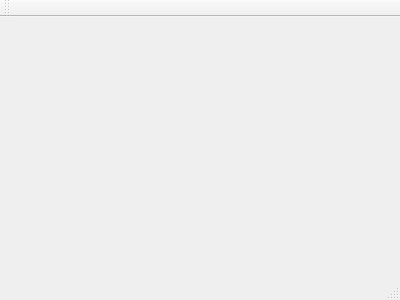
Qt form escapeMe/mainwindow.ui (zobrak/escapeMe) before a commit.
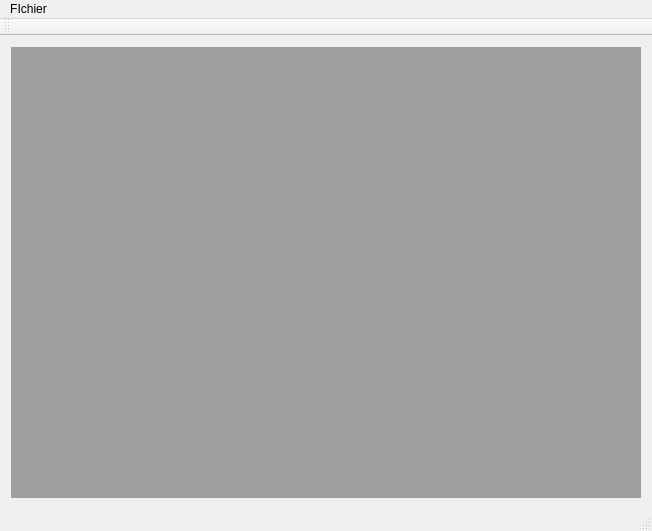
The same form after that commit.

Commit message: Setting up escapeMe GUI

```diff
--- a/escapeMe/mainwindow.ui
+++ b/escapeMe/mainwindow.ui
@@ -1,24 +1,80 @@
 <ui version="4.0">
  <class>MainWindow</class>
- <widget class="QMainWindow" name="MainWindow" >
-  <property name="geometry" >
+ <widget class="QMainWindow" name="MainWindow">
+  <property name="geometry">
    <rect>
     <x>0</x>
     <y>0</y>
-    <width>400</width>
-    <height>300</height>
+    <width>652</width>
+    <height>531</height>
    </rect>
   </property>
-  <property name="windowTitle" >
-   <string>MainWindow</string>
+  <property name="minimumSize">
+   <size>
+    <width>0</width>
+    <height>0</height>
+   </size>
   </property>
-  <widget class="QMenuBar" name="menuBar" />
-  <widget class="QToolBar" name="mainToolBar" />
-  <widget class="QWidget" name="centralWidget" />
-  <widget class="QStatusBar" name="statusBar" />
+  <property name="maximumSize">
+   <size>
+    <width>8000</width>
+    <height>6000</height>
+   </size>
+  </property>
+  <property name="windowTitle">
+   <string>Escape.Me v0.0.0</string>
+  </property>
+  <property name="windowOpacity">
+   <double>1.000000000000000</double>
+  </property>
+  <widget class="QWidget" name="centralWidget">
+   <layout class="QVBoxLayout" name="verticalLayout">
+    <item>
+     <widget class="QMdiArea" name="mdiArea">
+      <property name="viewMode">
+       <enum>QMdiArea::TabbedView</enum>
+      </property>
+      <widget class="QWidget" name="subwindow">
+       <property name="windowTitle">
+        <string>Sous fenêtre</string>
+       </property>
+      </widget>
+      <widget class="QWidget" name="subwindow_2">
+       <property name="windowTitle">
+        <string>Sous fenêtre</string>
+       </property>
+      </widget>
+     </widget>
+    </item>
+   </layout>
+  </widget>
+  <widget class="QMenuBar" name="menuBar">
+   <property name="geometry">
+    <rect>
+     <x>0</x>
+     <y>0</y>
+     <width>652</width>
+     <height>21</height>
+    </rect>
+   </property>
+   <widget class="QMenu" name="menuFIchier">
+    <property name="title">
+     <string>FIchier</string>
+    </property>
+   </widget>
+   <addaction name="menuFIchier"/>
+  </widget>
+  <widget class="QToolBar" name="mainToolBar">
+   <attribute name="toolBarArea">
+    <enum>TopToolBarArea</enum>
+   </attribute>
+   <attribute name="toolBarBreak">
+    <bool>false</bool>
+   </attribute>
+  </widget>
+  <widget class="QStatusBar" name="statusBar"/>
  </widget>
- <layoutDefault spacing="6" margin="11" />
- <pixmapfunction></pixmapfunction>
+ <layoutdefault spacing="6" margin="11"/>
  <resources/>
  <connections/>
 </ui>
```
Left out of the diff: 1 changed line with no effect on the pictures. The commit also changes 5 other files.
